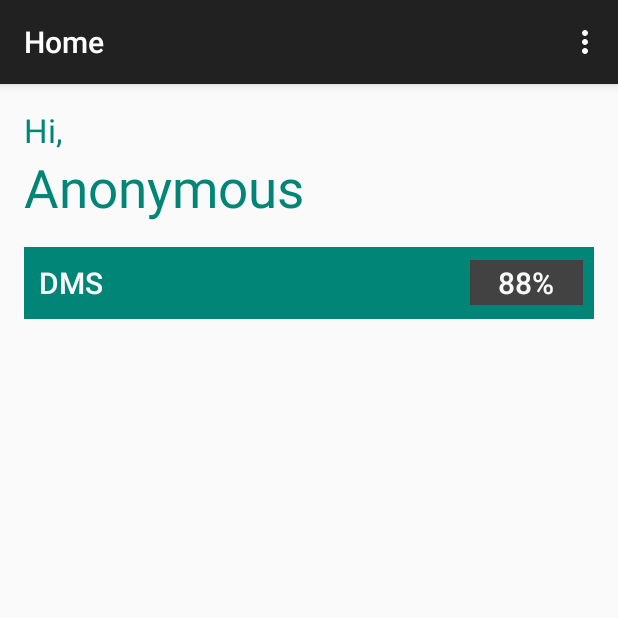
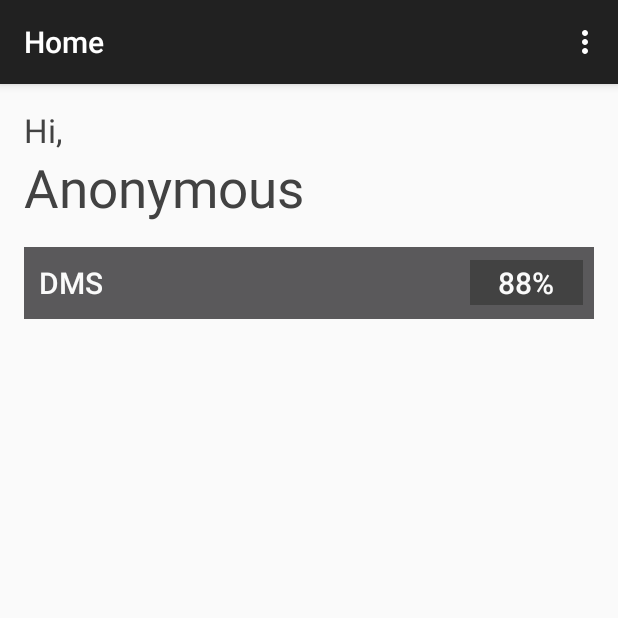
Before and after one commit to anantm95/SemTrac, an Android app: the screen it shows after launch (HomeActivity), on a phone screen of 412 x 824 dp, the top half of it. Run offline under Robolectric (Android 15) with nearby library versions, the phone set to English and light mode, and no system bars.

Commit message:
Made the button colours more awesome

```diff
--- a/app/src/main/res/layout/activity_home.xml
+++ b/app/src/main/res/layout/activity_home.xml
@@ -17,7 +17,7 @@
         android:layout_width="wrap_content"
         android:layout_height="wrap_content"
         android:textSize="@dimen/abc_text_size_large_material"
-        android:textColor="@color/accent_material_light"
+        android:textColor="@color/background_floating_material_dark"
         android:text="@string/hi"
         android:id="@+id/textView" />
 
@@ -27,7 +27,7 @@
         android:text="Anonymous"
         android:id="@+id/studentName"
         android:textSize="@dimen/size_of_name"
-        android:textColor="@color/accent_material_light"
+        android:textColor="@color/background_floating_material_dark"
         android:paddingBottom="@dimen/activity_vertical_margin" />
 
     <FrameLayout
@@ -41,7 +41,7 @@
             android:padding="10dp"
             android:textSize="20sp"
             android:textColor="@color/background_material_light"
-            android:background="@color/accent_material_light"
+            android:background="@color/button_material_dark"
             android:gravity="start|center_vertical"
             android:id="@+id/button" />
 
```
